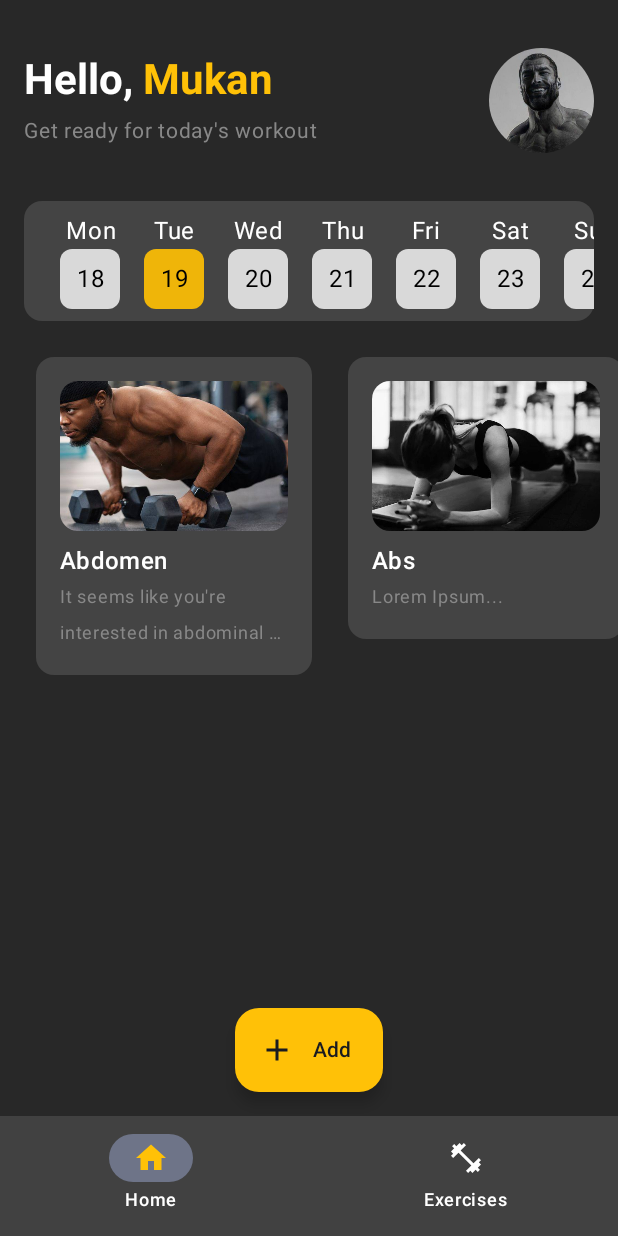
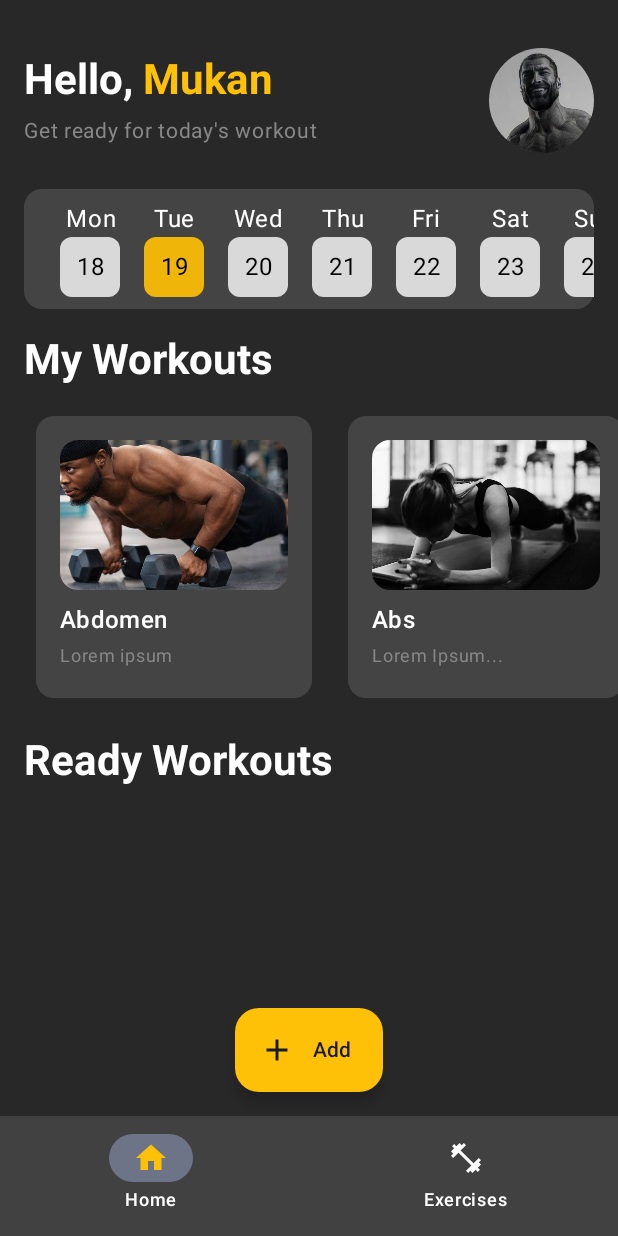
Before and after one commit to Choppa2077/FinalProjectAndroid, an Android app built with Jetpack Compose: the screen it shows after launch (MainActivity), on a phone screen of 412 x 824 dp. Run offline under Robolectric (Android 15) with nearby library versions, the phone set to English and light mode, and no system bars; pictures from the network do not load.

Commit message:
add headers in main screen and fix spacers

```diff
--- a/app/src/main/java/com/example/finaloncomp/ui/theme/MainScreen.kt
+++ b/app/src/main/java/com/example/finaloncomp/ui/theme/MainScreen.kt
@@ -13,6 +13,7 @@ import androidx.compose.runtime.*
 import androidx.compose.ui.Alignment
 import androidx.compose.ui.Modifier
 import androidx.compose.ui.graphics.Color
+import androidx.compose.ui.text.font.FontWeight
 import androidx.compose.ui.unit.dp
 import androidx.compose.ui.window.Dialog
 import androidx.navigation.NavHostController
@@ -89,11 +90,15 @@ fun BodyContent(
             .verticalScroll(rememberScrollState())
     ) {
         UserProfile()
-        Spacer(Modifier.height(16.dp))
+        Spacer(Modifier.height(8.dp))
         WeekCalendar()
-        Spacer(Modifier.height(16.dp))
+        Spacer(Modifier.height(8.dp))
+        MyWorkoutsHeading()
+        Spacer(Modifier.height(3.dp))
         WorkoutCardsRow(navController)
-        Spacer(Modifier.height(16.dp))
+        Spacer(Modifier.height(8.dp))
+        ReadyWorkoutsHeading()
+        Spacer(Modifier.height(3.dp))
         ReadyWorkoutCardsRow(apiService)
     }
 }
@@ -152,3 +157,23 @@ fun CreateProgramDialog(
         }
     }
 }
+
+@Composable
+fun MyWorkoutsHeading() {
+    Text(
+        text = "My Workouts",
+        color = Color.White,
+        style = MaterialTheme.typography.headlineMedium.copy(fontWeight = FontWeight.Bold),
+        modifier = Modifier.padding(horizontal = 16.dp, vertical = 8.dp)
+    )
+}
+
+@Composable
+fun ReadyWorkoutsHeading() {
+    Text(
+        text = "Ready Workouts",
+        color = Color.White,
+        style = MaterialTheme.typography.headlineMedium.copy(fontWeight = FontWeight.Bold),
+        modifier = Modifier.padding(horizontal = 16.dp, vertical = 8.dp)
+    )
+}
--- a/app/src/main/java/com/example/finaloncomp/ui/theme/WorkoutCards.kt
+++ b/app/src/main/java/com/example/finaloncomp/ui/theme/WorkoutCards.kt
@@ -35,7 +35,7 @@ data class WorkoutCardInfo(
 // Dummy data
 
 val workoutCards = listOf(
-    WorkoutCardInfo("Abdomen", "It seems like you're interested in abdominal exercises...", R.drawable.abdomen),
+    WorkoutCardInfo("Abdomen", "Lorem ipsum", R.drawable.abdomen),
     WorkoutCardInfo("Abs", "Lorem Ipsum...", R.drawable.abdomen2),
     WorkoutCardInfo("Biceps", "Lorem Ipsum...", R.drawable.abdomen3),
     WorkoutCardInfo("Back", "Lorem Ipsum...", R.drawable.abdomen4),
```
